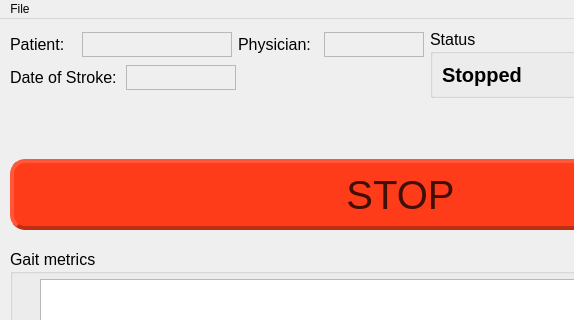
lrfbranco/soft-robotics-gui, file soft-robotics-gui/mainwindow.ui: the form before one commit; both pictures show x 0 to 574 and y 0 to 320 of the 830 by 658 pixel window.
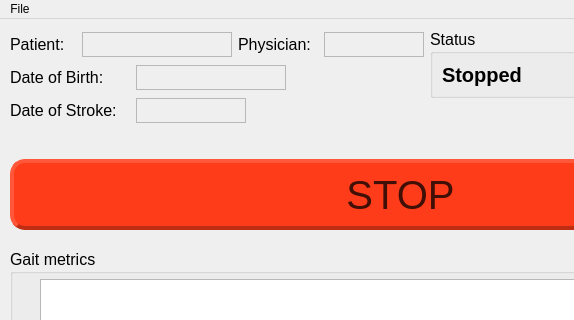
The form after the commit. Icons and pictures are not drawn.

Commit message: Metadata reconstruction

```diff
--- a/soft-robotics-gui/mainwindow.ui
+++ b/soft-robotics-gui/mainwindow.ui
@@ -346,7 +346,7 @@
       <x>10</x>
       <y>11</y>
       <width>414</width>
-      <height>64</height>
+      <height>97</height>
      </rect>
     </property>
     <layout class="QVBoxLayout" name="verticalLayout">
@@ -488,19 +488,96 @@
        </item>
       </layout>
      </item>
+     <item>
+      <layout class="QHBoxLayout" name="horizontalLayout_4">
+       <item>
+        <widget class="QLabel" name="label">
+         <property name="sizePolicy">
+          <sizepolicy hsizetype="Preferred" vsizetype="Fixed">
+           <horstretch>0</horstretch>
+           <verstretch>25</verstretch>
+          </sizepolicy>
+         </property>
+         <property name="minimumSize">
+          <size>
+           <width>120</width>
+           <height>0</height>
+          </size>
+         </property>
+         <property name="font">
+          <font>
+           <pointsize>12</pointsize>
+          </font>
+         </property>
+         <property name="text">
+          <string>Date of Birth:</string>
+         </property>
+        </widget>
+       </item>
+       <item>
+        <widget class="QLabel" name="birthDateValue">
+         <property name="sizePolicy">
+          <sizepolicy hsizetype="Expanding" vsizetype="Preferred">
+           <horstretch>0</horstretch>
+           <verstretch>0</verstretch>
+          </sizepolicy>
+         </property>
+         <property name="minimumSize">
+          <size>
+           <width>150</width>
+           <height>25</height>
+          </size>
+         </property>
+         <property name="maximumSize">
+          <size>
+           <width>16777215</width>
+           <height>25</height>
+          </size>
+         </property>
+         <property name="font">
+          <font>
+           <pointsize>12</pointsize>
+          </font>
+         </property>
+         <property name="frameShape">
+          <enum>QFrame::StyledPanel</enum>
+         </property>
+         <property name="frameShadow">
+          <enum>QFrame::Plain</enum>
+         </property>
+         <property name="text">
+          <string/>
+         </property>
+        </widget>
+       </item>
+       <item>
+        <spacer name="horizontalSpacer_2">
+         <property name="orientation">
+          <enum>Qt::Horizontal</enum>
+         </property>
+         <property name="sizeHint" stdset="0">
+          <size>
+           <width>40</width>
+           <height>20</height>
+          </size>
+         </property>
+        </spacer>
+       </item>
+      </layout>
+     </item>
      <item>
       <layout class="QHBoxLayout" name="horizontalLayout_3">
        <item>
         <widget class="QLabel" name="label_5">
          <property name="sizePolicy">
-          <sizepolicy hsizetype="Minimum" vsizetype="Fixed">
+          <sizepolicy hsizetype="Preferred" vsizetype="Fixed">
            <horstretch>0</horstretch>
            <verstretch>0</verstretch>
           </sizepolicy>
          </property>
          <property name="minimumSize">
           <size>
-           <width>110</width>
+           <width>120</width>
            <height>0</height>
           </size>
          </property>
```
The commit also changes 2 other files.
